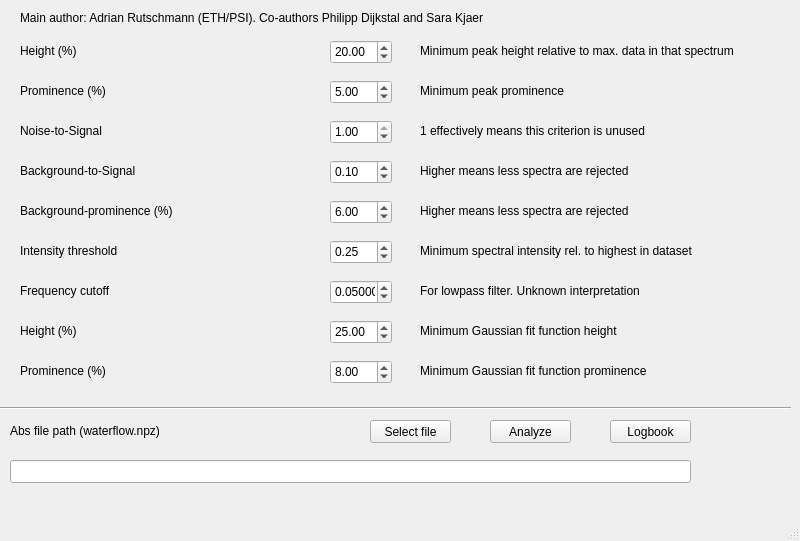
First picture: the form in gui/gui.ui, repository pdijksta/photon_spectra, before the edit.
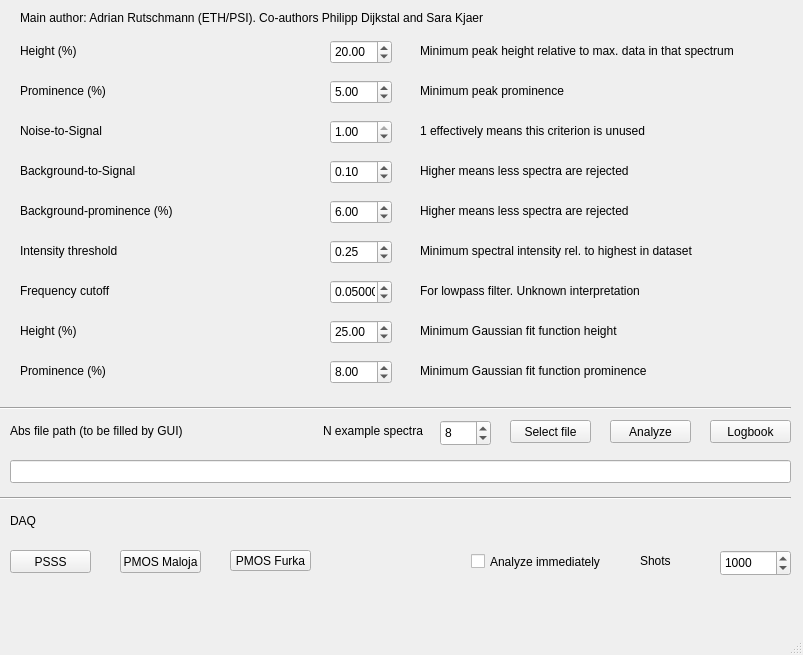
Second picture: the form after the edit.

Commit message: status dev

```diff
--- a/gui/gui.ui
+++ b/gui/gui.ui
@@ -6,8 +6,8 @@
    <rect>
     <x>0</x>
     <y>0</y>
-    <width>800</width>
-    <height>541</height>
+    <width>803</width>
+    <height>655</height>
    </rect>
   </property>
   <property name="windowTitle">
@@ -349,7 +349,7 @@
      <rect>
       <x>10</x>
       <y>460</y>
-      <width>681</width>
+      <width>781</width>
       <height>23</height>
      </rect>
     </property>
@@ -362,18 +362,18 @@
      <rect>
       <x>10</x>
       <y>420</y>
-      <width>181</width>
+      <width>301</width>
       <height>21</height>
      </rect>
     </property>
     <property name="text">
-     <string>Abs file path (waterflow.npz)</string>
+     <string>Abs file path (to be filled by GUI)</string>
     </property>
    </widget>
    <widget class="QPushButton" name="DoAnalysis">
     <property name="geometry">
      <rect>
-      <x>490</x>
+      <x>610</x>
       <y>420</y>
       <width>81</width>
       <height>23</height>
@@ -441,7 +441,7 @@
    <widget class="QPushButton" name="SelectFile">
     <property name="geometry">
      <rect>
-      <x>370</x>
+      <x>510</x>
       <y>420</y>
       <width>81</width>
       <height>23</height>
@@ -454,7 +454,7 @@
    <widget class="QPushButton" name="DoLogbook">
     <property name="geometry">
      <rect>
-      <x>610</x>
+      <x>710</x>
       <y>420</y>
       <width>81</width>
       <height>23</height>
@@ -477,6 +477,148 @@
      <string>Main author: Adrian Rutschmann (ETH/PSI). Co-authors Philipp Dijkstal and Sara Kjaer</string>
     </property>
    </widget>
+   <widget class="Line" name="line_2">
+    <property name="geometry">
+     <rect>
+      <x>0</x>
+      <y>490</y>
+      <width>791</width>
+      <height>16</height>
+     </rect>
+    </property>
+    <property name="orientation">
+     <enum>Qt::Horizontal</enum>
+    </property>
+   </widget>
+   <widget class="QLabel" name="FilenameLabel_2">
+    <property name="geometry">
+     <rect>
+      <x>10</x>
+      <y>510</y>
+      <width>341</width>
+      <height>21</height>
+     </rect>
+    </property>
+    <property name="text">
+     <string>DAQ</string>
+    </property>
+   </widget>
+   <widget class="QPushButton" name="DAQ_PSSS">
+    <property name="geometry">
+     <rect>
+      <x>10</x>
+      <y>550</y>
+      <width>81</width>
+      <height>23</height>
+     </rect>
+    </property>
+    <property name="text">
+     <string>PSSS</string>
+    </property>
+   </widget>
+   <widget class="QPushButton" name="DAQ_Maloja">
+    <property name="geometry">
+     <rect>
+      <x>120</x>
+      <y>550</y>
+      <width>81</width>
+      <height>23</height>
+     </rect>
+    </property>
+    <property name="text">
+     <string>PMOS Maloja</string>
+    </property>
+   </widget>
+   <widget class="QPushButton" name="DAQ_Furka">
+    <property name="geometry">
+     <rect>
+      <x>230</x>
+      <y>550</y>
+      <width>81</width>
+      <height>21</height>
+     </rect>
+    </property>
+    <property name="text">
+     <string>PMOS Furka</string>
+    </property>
+   </widget>
+   <widget class="QSpinBox" name="NumShots">
+    <property name="geometry">
+     <rect>
+      <x>720</x>
+      <y>550</y>
+      <width>71</width>
+      <height>26</height>
+     </rect>
+    </property>
+    <property name="minimum">
+     <number>1</number>
+    </property>
+    <property name="maximum">
+     <number>10000</number>
+    </property>
+    <property name="value">
+     <number>1000</number>
+    </property>
+   </widget>
+   <widget class="QLabel" name="label_10">
+    <property name="geometry">
+     <rect>
+      <x>640</x>
+      <y>550</y>
+      <width>54</width>
+      <height>21</height>
+     </rect>
+    </property>
+    <property name="text">
+     <string>Shots</string>
+    </property>
+   </widget>
+   <widget class="QCheckBox" name="checkBox">
+    <property name="geometry">
+     <rect>
+      <x>471</x>
+      <y>550</y>
+      <width>151</width>
+      <height>23</height>
+     </rect>
+    </property>
+    <property name="text">
+     <string>Analyze immediately</string>
+    </property>
+   </widget>
+   <widget class="QSpinBox" name="NumShots_2">
+    <property name="geometry">
+     <rect>
+      <x>440</x>
+      <y>420</y>
+      <width>51</width>
+      <height>26</height>
+     </rect>
+    </property>
+    <property name="minimum">
+     <number>1</number>
+    </property>
+    <property name="maximum">
+     <number>10000</number>
+    </property>
+    <property name="value">
+     <number>8</number>
+    </property>
+   </widget>
+   <widget class="QLabel" name="label_11">
+    <property name="geometry">
+     <rect>
+      <x>323</x>
+      <y>420</y>
+      <width>111</width>
+      <height>21</height>
+     </rect>
+    </property>
+    <property name="text">
+     <string>N example spectra</string>
+    </property>
+   </widget>
   </widget>
   <widget class="QMenuBar" name="menubar">
    <property name="geometry">
```
Left out of the diff: 2 changed lines with no effect on the pictures. The commit also changes 1 other file.
